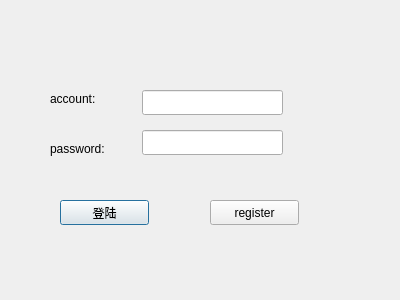
First picture: the form in chatClient/login.ui, repository tangjiahua/linpop, before the edit.
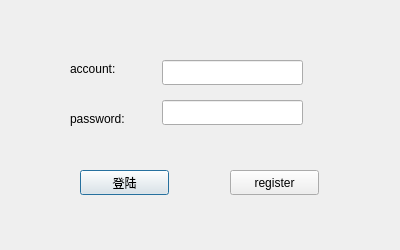
Second picture: the form after the edit.

Patch:
```diff
--- a/chatClient/login.ui
+++ b/chatClient/login.ui
@@ -7,17 +7,29 @@
     <x>0</x>
     <y>0</y>
     <width>400</width>
-    <height>300</height>
+    <height>250</height>
    </rect>
   </property>
+  <property name="minimumSize">
+   <size>
+    <width>400</width>
+    <height>250</height>
+   </size>
+  </property>
+  <property name="maximumSize">
+   <size>
+    <width>400</width>
+    <height>250</height>
+   </size>
+  </property>
   <property name="windowTitle">
    <string>Dialog</string>
   </property>
   <widget class="QLabel" name="label_account">
    <property name="geometry">
     <rect>
-     <x>50</x>
-     <y>90</y>
+     <x>70</x>
+     <y>60</y>
      <width>67</width>
      <height>17</height>
     </rect>
@@ -29,8 +41,8 @@
   <widget class="QLabel" name="label_pwd">
    <property name="geometry">
     <rect>
-     <x>50</x>
-     <y>140</y>
+     <x>70</x>
+     <y>110</y>
      <width>67</width>
      <height>17</height>
     </rect>
@@ -42,8 +54,8 @@
   <widget class="QLineEdit" name="lineEdit_account">
    <property name="geometry">
     <rect>
-     <x>142</x>
-     <y>90</y>
+     <x>162</x>
+     <y>60</y>
      <width>141</width>
      <height>25</height>
     </rect>
@@ -52,8 +64,8 @@
   <widget class="QLineEdit" name="lineEdit_pwd">
    <property name="geometry">
     <rect>
-     <x>142</x>
-     <y>130</y>
+     <x>162</x>
+     <y>100</y>
      <width>141</width>
      <height>25</height>
     </rect>
@@ -65,8 +77,8 @@
   <widget class="QPushButton" name="btn_login">
    <property name="geometry">
     <rect>
-     <x>60</x>
-     <y>200</y>
+     <x>80</x>
+     <y>170</y>
      <width>89</width>
      <height>25</height>
     </rect>
@@ -78,8 +90,8 @@
   <widget class="QPushButton" name="btn_register">
    <property name="geometry">
     <rect>
-     <x>210</x>
-     <y>200</y>
+     <x>230</x>
+     <y>170</y>
      <width>89</width>
      <height>25</height>
     </rect>
```
